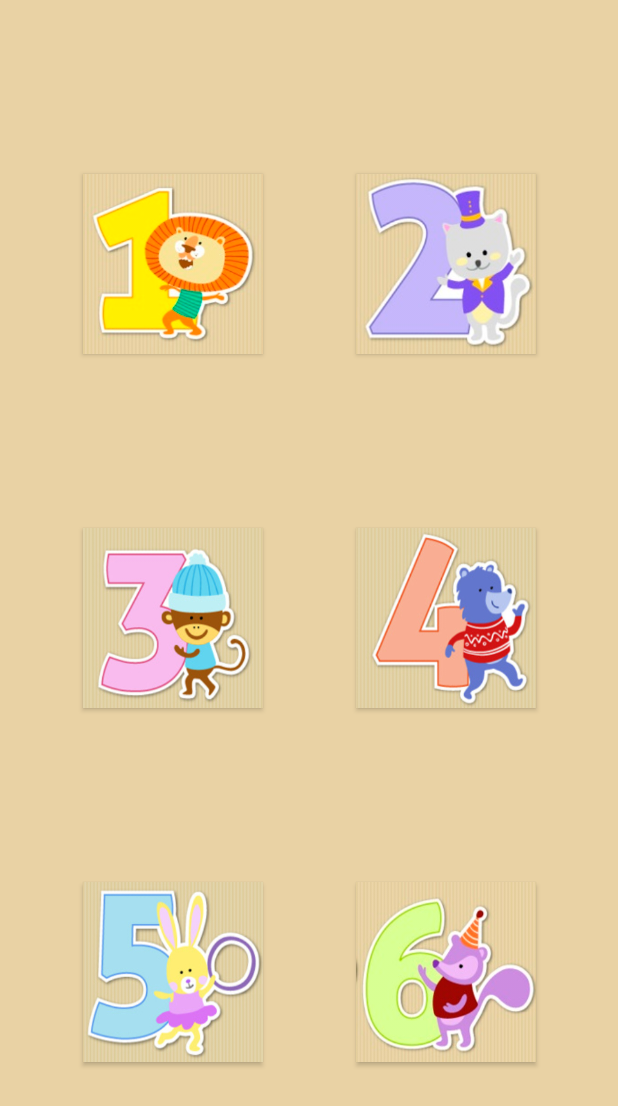
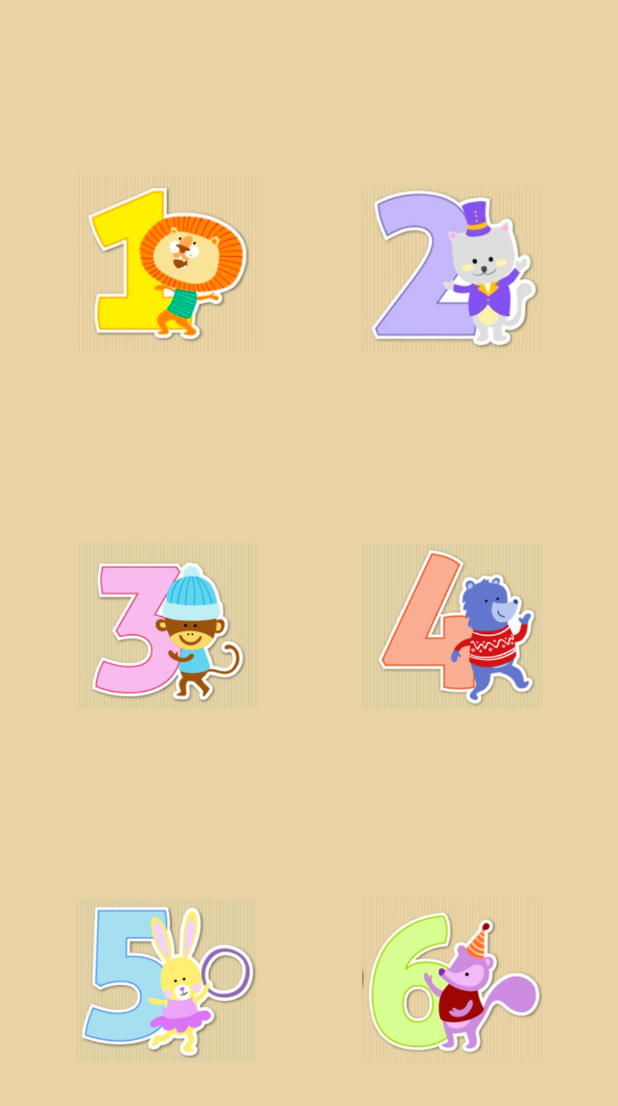
Before and after one commit to jhoni-costa/app_aprenda_ingles, an Android app: the layout fragment_numeros.xml on its own in the app's theme, with its tools: preview values and no code run, on a phone screen of 412 x 824 dp. Shown: the top 1106 px of the screen. Run offline under Robolectric (Android 15) with nearby library versions, the phone set to English and light mode, and no system bars.

Commit message:
Mudança de Button para ImageButton em fragment_numeros

```diff
--- a/app/src/main/res/layout/fragment_numeros.xml
+++ b/app/src/main/res/layout/fragment_numeros.xml
@@ -9,67 +9,79 @@
     tools:layout_editor_absoluteY="81dp">
 
 
-    <Button
+    <ImageButton
         android:id="@+id/um"
         android:layout_width="120dp"
         android:layout_height="120dp"
-        android:layout_marginStart="24dp"
-        android:background="@drawable/um"
+        android:layout_marginStart="16dp"
+        android:background="@android:color/transparent"
+        android:scaleType="fitEnd"
+        android:src="@drawable/um"
         app:layout_constraintBottom_toTopOf="@+id/tres"
         app:layout_constraintEnd_toStartOf="@+id/guideline2"
         app:layout_constraintStart_toStartOf="parent"
         app:layout_constraintTop_toTopOf="parent" />
 
-    <Button
+    <ImageButton
         android:id="@+id/tres"
         android:layout_width="120dp"
         android:layout_height="120dp"
-        android:layout_marginStart="24dp"
-        android:background="@drawable/tres"
+        android:layout_marginStart="16dp"
+        android:background="@android:color/transparent"
+        android:scaleType="fitEnd"
+        android:src="@drawable/tres"
         app:layout_constraintBottom_toTopOf="@+id/cinco"
         app:layout_constraintEnd_toStartOf="@+id/guideline2"
         app:layout_constraintStart_toStartOf="parent"
         app:layout_constraintTop_toBottomOf="@+id/um" />
 
-    <Button
+    <ImageButton
         android:id="@+id/cinco"
         android:layout_width="120dp"
         android:layout_height="120dp"
-        android:layout_marginStart="24dp"
-        android:background="@drawable/cinco"
+        android:layout_marginStart="16dp"
+        android:background="@android:color/transparent"
+        android:scaleType="fitEnd"
+        android:src="@drawable/cinco"
         app:layout_constraintBottom_toBottomOf="parent"
         app:layout_constraintEnd_toStartOf="@+id/guideline2"
         app:layout_constraintStart_toStartOf="parent"
         app:layout_constraintTop_toBottomOf="@+id/tres" />
 
-    <Button
+    <ImageButton
         android:id="@+id/dois"
         android:layout_width="120dp"
         android:layout_height="120dp"
-        android:layout_marginEnd="24dp"
-        android:background="@drawable/dois"
+        android:layout_marginEnd="16dp"
+        android:background="@android:color/transparent"
+        android:scaleType="fitEnd"
+        android:src="@drawable/dois"
         app:layout_constraintBottom_toTopOf="@+id/quatro"
         app:layout_constraintEnd_toEndOf="parent"
         app:layout_constraintStart_toStartOf="@+id/guideline2"
         app:layout_constraintTop_toTopOf="parent" />
 
-    <Button
+    <ImageButton
         android:id="@+id/quatro"
         android:layout_width="120dp"
         android:layout_height="120dp"
-        android:layout_marginEnd="24dp"
-        android:background="@drawable/quatro"
+        android:layout_marginEnd="16dp"
+        android:background="@android:color/transparent"
+        android:scaleType="fitEnd"
+        android:src="@drawable/quatro"
         app:layout_constraintBottom_toTopOf="@+id/seis"
         app:layout_constraintEnd_toEndOf="parent"
         app:layout_constraintStart_toStartOf="@+id/guideline2"
         app:layout_constraintTop_toBottomOf="@+id/dois" />
 
-    <Button
+    <ImageButton
         android:id="@+id/seis"
         android:layout_width="120dp"
         android:layout_height="120dp"
-        android:layout_marginEnd="24dp"
-        android:background="@drawable/seis"
+        android:layout_marginEnd="16dp"
+        android:background="@android:color/transparent"
+        android:scaleType="fitEnd"
+        android:src="@drawable/seis"
         app:layout_constraintBottom_toBottomOf="parent"
         app:layout_constraintEnd_toEndOf="parent"
         app:layout_constraintStart_toStartOf="@+id/guideline2"
@@ -81,4 +93,6 @@
         android:layout_height="wrap_content"
         android:orientation="vertical"
         app:layout_constraintGuide_percent="0.5" />
+
+
 </android.support.constraint.ConstraintLayout>
```
